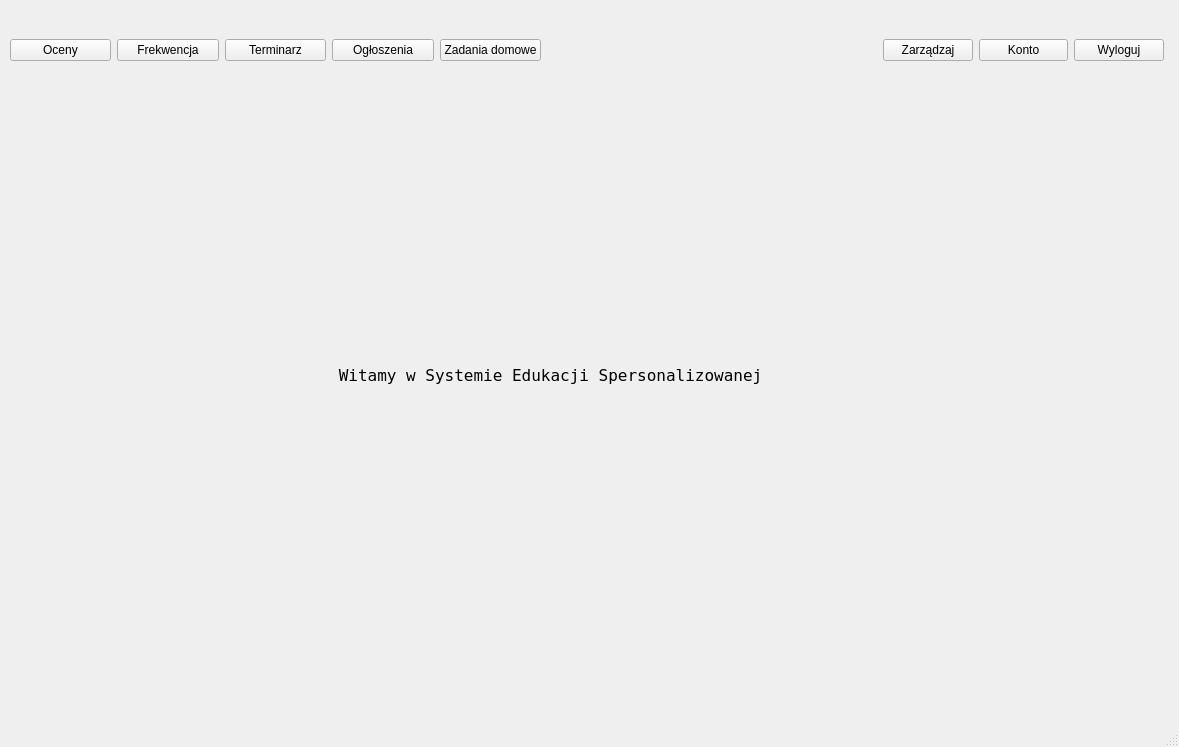
First picture: the form in mainpage.ui, repository Dysky2/SEP, before the edit.
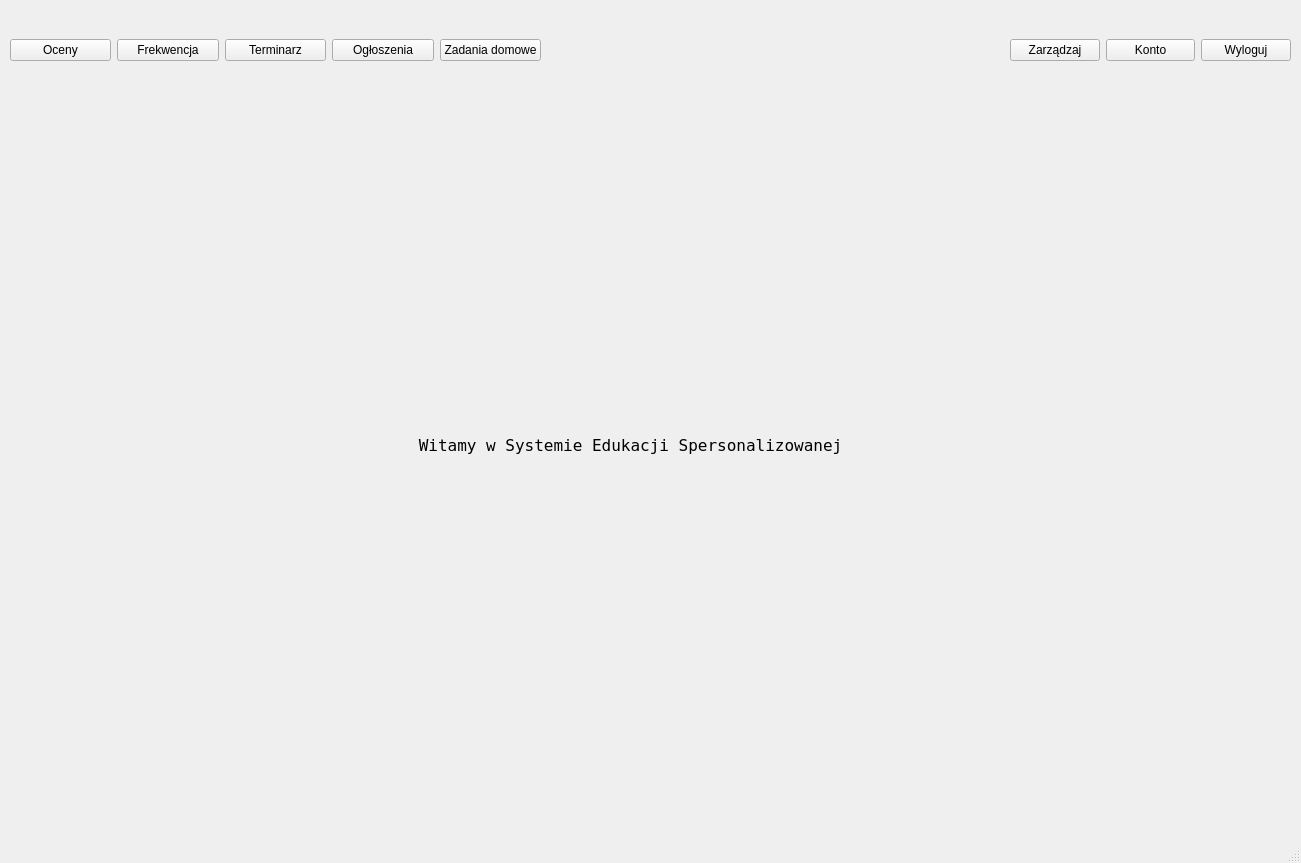
Second picture: the form after the edit.

The edit to the form file:
```diff
--- a/mainpage.ui
+++ b/mainpage.ui
@@ -6,14 +6,14 @@
    <rect>
     <x>0</x>
     <y>0</y>
-    <width>1179</width>
-    <height>747</height>
+    <width>1301</width>
+    <height>863</height>
    </rect>
   </property>
   <property name="minimumSize">
    <size>
-    <width>1179</width>
-    <height>747</height>
+    <width>1301</width>
+    <height>863</height>
    </size>
   </property>
   <property name="windowTitle">
@@ -70,7 +70,7 @@
    <widget class="QWidget" name="layoutWidget">
     <property name="geometry">
      <rect>
-      <x>883</x>
+      <x>1010</x>
       <y>20</y>
       <width>281</width>
       <height>61</height>
@@ -105,8 +105,8 @@
      <rect>
       <x>10</x>
       <y>100</y>
-      <width>1151</width>
-      <height>601</height>
+      <width>1271</width>
+      <height>721</height>
      </rect>
     </property>
     <property name="currentIndex">
@@ -116,8 +116,8 @@
      <widget class="QLabel" name="label">
       <property name="geometry">
        <rect>
-        <x>270</x>
-        <y>80</y>
+        <x>350</x>
+        <y>150</y>
         <width>541</width>
         <height>391</height>
        </rect>
```
Left out of the diff: 2 changed lines with no effect on the pictures.
